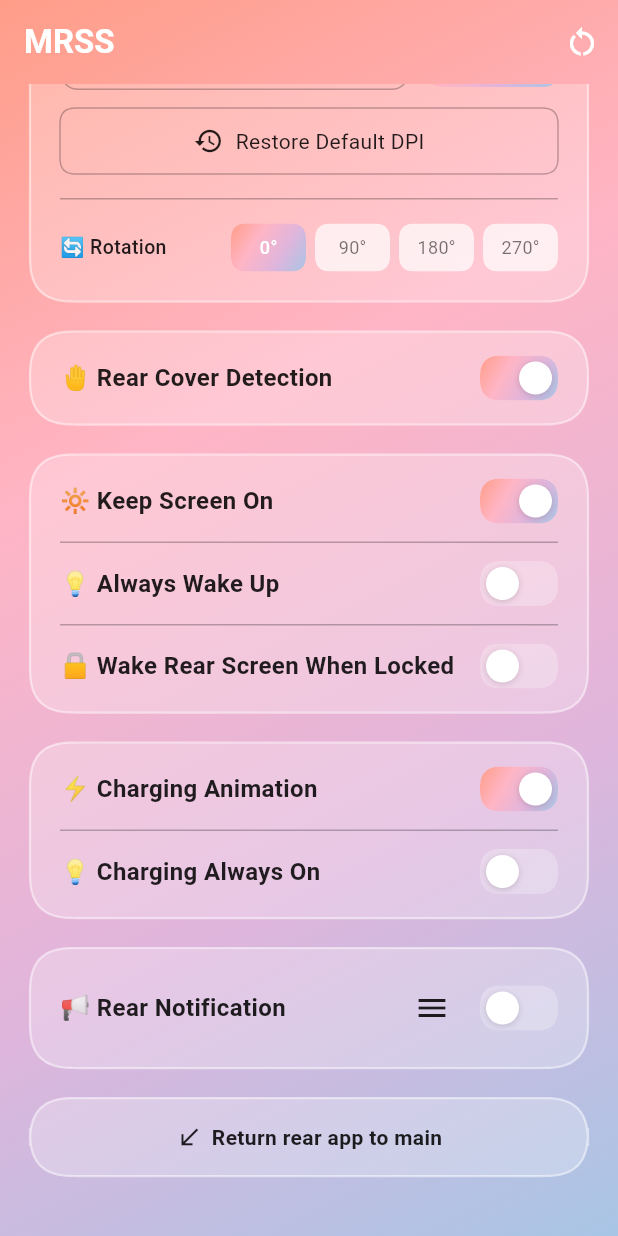
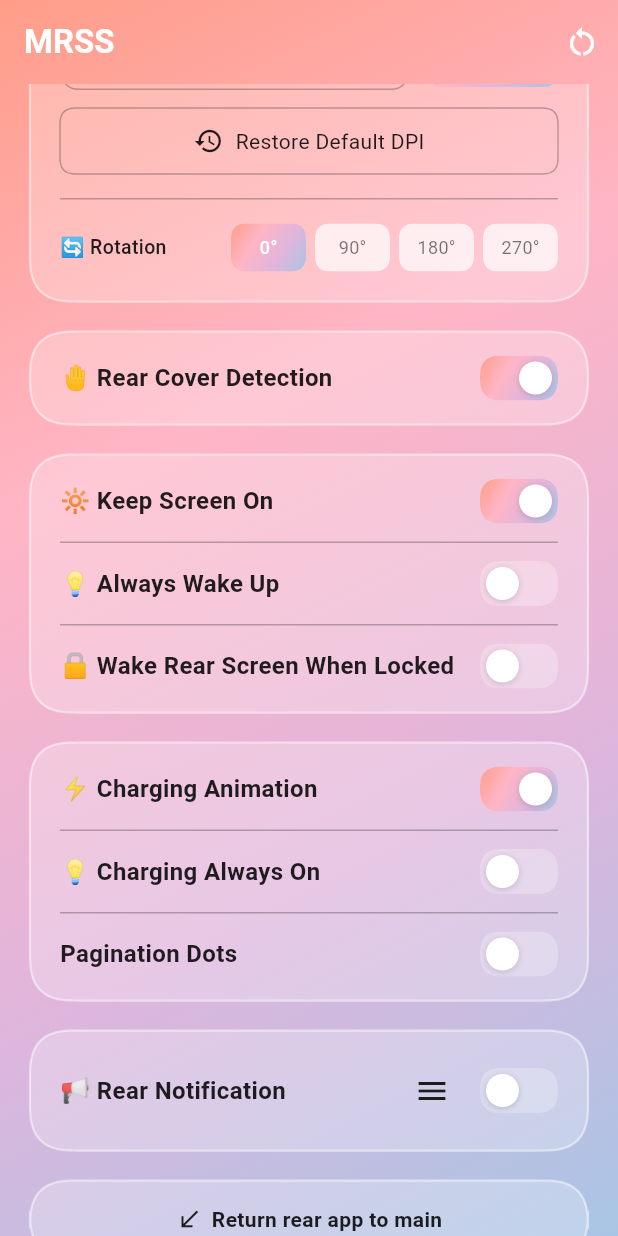
Before and after one commit to babyjazz/MiRearScreenSwitcherExtended, a Flutter app: the screen it shows after launch, scrolled down 264 dp, on a phone screen of 412 x 824 dp. Run offline on Flutter 3.47's test engine with Material 3 defaults, Android fonts, the phone set to English and light mode, and no system bars; our stand-ins replace shared_preferences.

Commit message:
feat(rear): toggle pager dots visibility (default off)

```diff
--- a/lib/l10n/app_strings.dart
+++ b/lib/l10n/app_strings.dart
@@ -86,6 +86,7 @@ class AppStrings {
       'warning_burn_in': 'Warning: May cause burn-in and battery drain',
       'charging_animation_title': '⚡ Charging Animation',
       'charging_always_on_title': '💡 Charging Always On',
+      'pager_dots_title': 'Pagination Dots',
       'notification_service_title': '📢 Rear Notification',
       'install_coolapk': 'Please install CoolApk first',
       'author_anti': 'CoolApk @AntiOblivionis',
@@ -200,6 +201,7 @@ class AppStrings {
       'warning_burn_in': '警告：可能导致烧屏和额外耗电',
       'charging_animation_title': '⚡ 充电动画',
       'charging_always_on_title': '💡 充电动画常亮',
+      'pager_dots_title': '分页指示点',
       'notification_service_title': '📢 背屏通知',
       'install_coolapk': '请先安装酷安应用',
       'author_anti': '酷安@AntiOblivionis',
@@ -311,6 +313,7 @@ class AppStrings {
       'warning_burn_in': '警告：可能導致燒屏和額外耗電',
       'charging_animation_title': '⚡ 充電動畫',
       'charging_always_on_title': '💡 充電動畫常亮',
+      'pager_dots_title': '分頁指示點',
       'notification_service_title': '📢 背屏通知',
       'install_coolapk': '請先安裝酷安應用',
       'author_anti': '酷安@AntiOblivionis',
--- a/lib/main.dart
+++ b/lib/main.dart
@@ -113,6 +113,9 @@ class _HomePageState extends State<HomePage> {
 
   // V2.4: notification features
   bool _notificationEnabled = false; // off by default (needs permission)
+
+  // Rear pager dots
+  bool _pagerDotsVisible = false; // off by default
 
   @override
   void initState() {
@@ -484,6 +487,7 @@ class _HomePageState extends State<HomePage> {
         _notificationEnabled =
             prefs.getBool('notification_service_enabled') ??
             false; // V2.4: load the rear notification toggle
+        _pagerDotsVisible = prefs.getBool('pager_dots_visible') ?? false;
       });
 
       // Start the charging service (if enabled)
@@ -646,6 +650,27 @@ class _HomePageState extends State<HomePage> {
       await platform.invokeMethod('toggleChargingService', {'enabled': true});
     } catch (e) {
       print('Failed to start the charging service: $e');
+    }
+  }
+
+  Future<void> _togglePagerDots(bool enabled) async {
+    try {
+      final prefs = await SharedPreferences.getInstance();
+      await prefs.setBool('pager_dots_visible', enabled);
+
+      await platform.invokeMethod('setPagerDotsVisible', {
+        'visible': enabled,
+      });
+
+      setState(() {
+        _pagerDotsVisible = enabled;
+      });
+      print('Pager dots ${enabled ? "visible" : "invisible"}');
+    } catch (e) {
+      print('Failed to toggle pager dots: $e');
+      setState(() {
+        _pagerDotsVisible = !enabled;
+      });
     }
   }
 
@@ -1418,6 +1443,29 @@ class _HomePageState extends State<HomePage> {
                                 _GradientToggle(
                                   value: _chargingAlwaysOnEnabled,
                                   onChanged: _toggleChargingAlwaysOn,
+                                ),
+                              ],
+                            ),
+                            const SizedBox(height: 12),
+                            const Divider(color: Colors.black26, height: 1),
+                            const SizedBox(height: 12),
+                            // Rear pager dots toggle
+                            Row(
+                              children: [
+                                Text(
+                                  AppLocalizations.of(
+                                    context,
+                                  ).translate('pager_dots_title'),
+                                  style: TextStyle(
+                                    fontSize: 16,
+                                    fontWeight: FontWeight.bold,
+                                    color: Colors.black87,
+                                  ),
+                                ),
+                                const Spacer(),
+                                _GradientToggle(
+                                  value: _pagerDotsVisible,
+                                  onChanged: _togglePagerDots,
                                 ),
                               ],
                             ),
```
Also changed, not shown: 3 other files.
